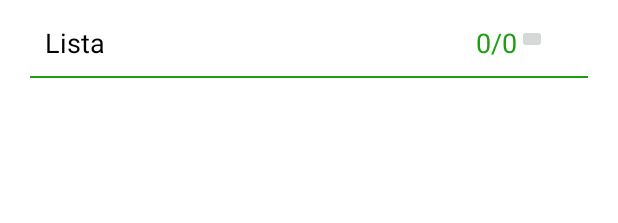
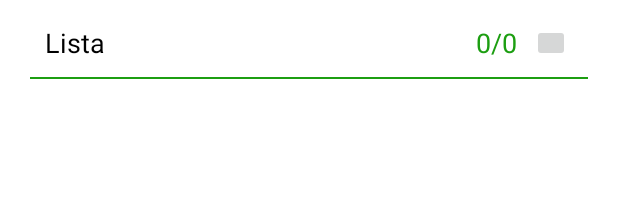
Before and after one commit to R-Hervas/Listation, an Android app: the layout list_row_item.xml on its own in the app's theme, with its tools: preview values and no code run, on a phone screen of 412 x 824 dp. Shown: the top 223 px of the screen. Run offline under Robolectric (Android 15) with nearby library versions, the phone set to English and light mode, and no system bars.

Commit message:
item list layout finished

```diff
--- a/app/src/main/res/layout/list_row_item.xml
+++ b/app/src/main/res/layout/list_row_item.xml
@@ -1,5 +1,6 @@
 <?xml version="1.0" encoding="utf-8"?>
 <androidx.constraintlayout.widget.ConstraintLayout xmlns:android="http://schemas.android.com/apk/res/android"
+    xmlns:tools="http://schemas.android.com/tools"
     android:layout_width="match_parent"
     android:layout_height="wrap_content">
 
@@ -21,8 +22,6 @@
                 android:id="@+id/lbl_list_name"
                 android:layout_width="wrap_content"
                 android:layout_height="wrap_content"
-                android:layout_alignParentLeft="true"
-                android:layout_alignParentTop="true"
                 android:gravity="center_horizontal|bottom"
                 android:text="@string/default_list_name"
                 android:textAppearance="@style/list_title" />
@@ -31,9 +30,7 @@
                 android:layout_width="wrap_content"
                 android:layout_height="wrap_content"
                 android:orientation="horizontal"
-                android:layout_alignParentTop="true"
-                android:layout_alignParentRight="true"
-                android:layout_marginLeft="247dp"
+                android:layout_marginStart="247dp"
                 >
 
                 <TextView
@@ -42,12 +39,17 @@
                     android:layout_height="wrap_content"
                     android:gravity="center_horizontal|bottom"
                     android:text="@string/default_item_count"
-                    android:textAppearance="@style/itemCount" />
+                    android:textAppearance="@style/itemCount"
+                    tools:ignore="TextContrastCheck" />
 
+                <!-- elemento pendiente de revision -->
                 <ImageButton
-                    android:layout_width="30px"
-                    android:layout_height="30px"
-                    android:src="@android:drawable/ic_menu"/>
+                    android:layout_width="25dp"
+                    android:layout_height="25dp"
+                    android:layout_marginStart="10dp"
+                    android:src="@android:drawable/ic_menu"
+                    tools:ignore="SpeakableTextPresentCheck,TouchTargetSizeCheck"
+                    android:contentDescription="TODO" />
 
             </LinearLayout>
 
@@ -58,7 +60,8 @@
             android:layout_width="match_parent"
             android:layout_height="1dp"
             android:layout_marginHorizontal="20dp"
-            android:layout_marginVertical="10dp"
+            android:layout_marginTop="10dp"
+            android:layout_marginBottom="25dp"
             android:background="@color/everyday_green" />
 
     </LinearLayout>
```
